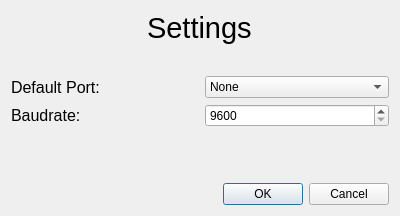
Qt form client/buttonbox_client/ui/settings.ui (TheCheese42/buttonbox) before a commit.
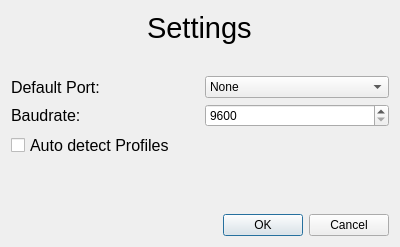
The same form after that commit. Icons and pictures are not drawn.

Commit message: Implemented profile detection, led management, calling appropriate handlers, test mode

Patch:
```diff
--- a/client/buttonbox_client/ui/settings.ui
+++ b/client/buttonbox_client/ui/settings.ui
@@ -7,7 +7,7 @@
     <x>0</x>
     <y>0</y>
     <width>400</width>
-    <height>216</height>
+    <height>247</height>
    </rect>
   </property>
   <property name="windowTitle">
@@ -130,6 +130,19 @@
      </item>
     </layout>
    </item>
+   <item>
+    <widget class="QCheckBox" name="autoDetectCheck">
+     <property name="font">
+      <font>
+       <family>Liberation Sans</family>
+       <pointsize>12</pointsize>
+      </font>
+     </property>
+     <property name="text">
+      <string>Auto detect Profiles</string>
+     </property>
+    </widget>
+   </item>
    <item>
     <spacer name="verticalSpacer">
      <property name="orientation">
```
The commit also changes 6 other files.
